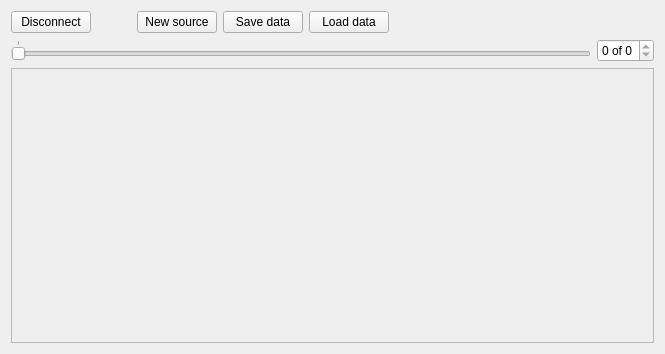
First picture: the form in src/LorrisAnalyzer/lorrisanalyzer.ui, repository Tasssadar/Lorris, before the edit.
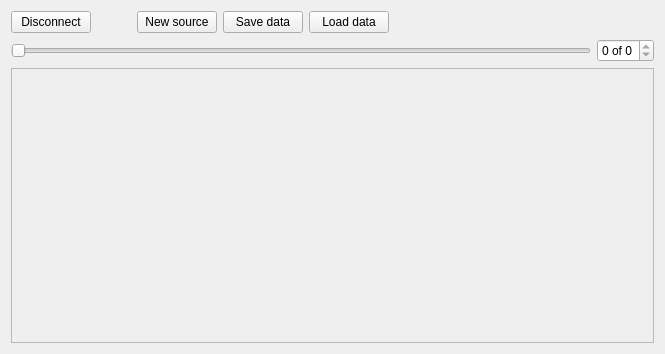
Second picture: the form after the edit.

```diff
--- a/src/LorrisAnalyzer/lorrisanalyzer.ui
+++ b/src/LorrisAnalyzer/lorrisanalyzer.ui
@@ -101,7 +101,7 @@
         <bool>false</bool>
        </property>
        <property name="tickPosition">
-        <enum>QSlider::TicksAbove</enum>
+        <enum>QSlider::NoTicks</enum>
        </property>
        <property name="tickInterval">
         <number>1</number>
```
Left out of the diff: 2 changed lines with no effect on the pictures.
